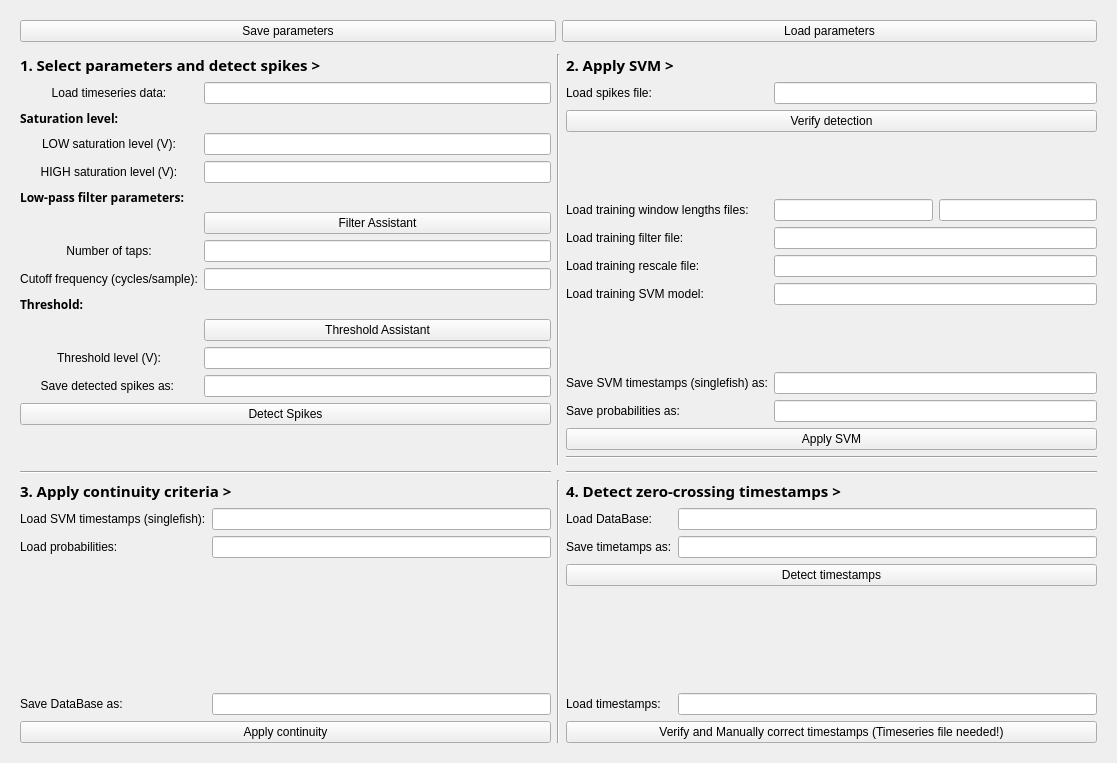
Above: gui/discriminate_interface.ui from neurobiofisica/gymnotools before the change. Below: the same form after it.
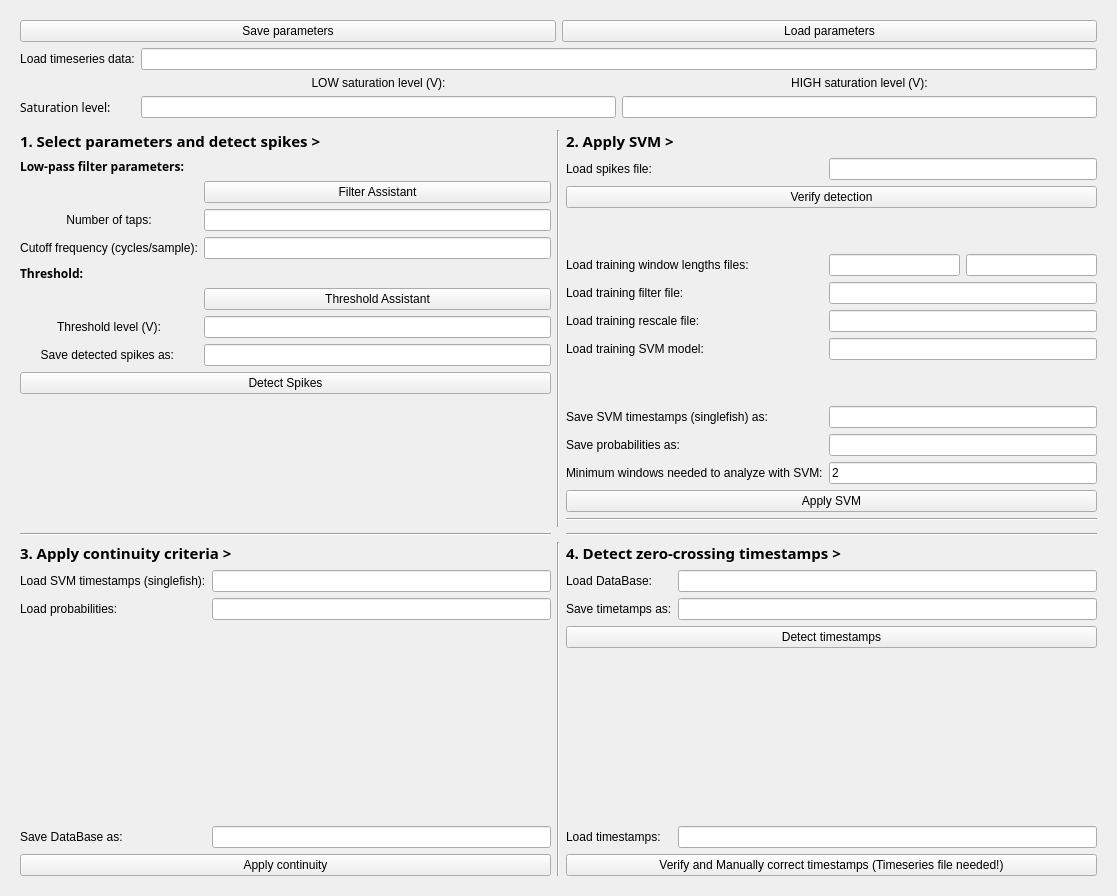
That is the form after the change. Icons and pictures are not drawn. Custom widgets are drawn as their Qt base class.

Commit message: Interface de discriminação terminada

```diff
--- a/gui/discriminate_interface.ui
+++ b/gui/discriminate_interface.ui
@@ -10,7 +10,7 @@
     <x>0</x>
     <y>0</y>
     <width>1117</width>
-    <height>763</height>
+    <height>896</height>
    </rect>
   </property>
   <property name="sizePolicy">
@@ -40,84 +40,18 @@
         <x>0</x>
         <y>0</y>
         <width>1099</width>
-        <height>745</height>
+        <height>878</height>
        </rect>
       </property>
       <layout class="QGridLayout" name="gridLayout_2">
-       <item row="6" column="0">
-        <layout class="QVBoxLayout" name="step3Layout" stretch="0,0">
-         <item>
-          <widget class="ClickQLabel" name="step3TitleLabel">
-           <property name="font">
-            <font>
-             <family>Sans Serif</family>
-             <pointsize>11</pointsize>
-             <weight>75</weight>
-             <bold>true</bold>
-            </font>
-           </property>
-           <property name="text">
-            <string>3. Apply continuity criteria &gt;</string>
-           </property>
-          </widget>
-         </item>
-         <item>
-          <layout class="QGridLayout" name="step3ParametersLayout">
-           <item row="1" column="1">
-            <widget class="ClickQLineEdit" name="loadProbLineEdit"/>
-           </item>
-           <item row="3" column="0">
-            <widget class="QLabel" name="saveDBLabel">
-             <property name="text">
-              <string>Save DataBase as:</string>
-             </property>
-            </widget>
-           </item>
-           <item row="3" column="1">
-            <widget class="ClickQLineEdit" name="saveDBLineEdit"/>
-           </item>
-           <item row="1" column="0">
-            <widget class="QLabel" name="loadProbLabel">
-             <property name="text">
-              <string>Load probabilities:</string>
-             </property>
-            </widget>
-           </item>
-           <item row="2" column="0" colspan="2">
-            <spacer name="verticalSpacer_3">
-             <property name="orientation">
-              <enum>Qt::Vertical</enum>
-             </property>
-             <property name="sizeHint" stdset="0">
-              <size>
-               <width>20</width>
-               <height>40</height>
-              </size>
-             </property>
-            </spacer>
-           </item>
-           <item row="0" column="0">
-            <widget class="QLabel" name="loadSinglefishLabel">
-             <property name="text">
-              <string>Load SVM timestamps (singlefish):</string>
-             </property>
-            </widget>
-           </item>
-           <item row="0" column="1">
-            <widget class="ClickQLineEdit" name="loadSinglefishLineEdit"/>
-           </item>
-           <item row="4" column="0" colspan="2">
-            <widget class="QPushButton" name="applyContinuityBut">
-             <property name="text">
-              <string>Apply continuity</string>
-             </property>
-            </widget>
-           </item>
-          </layout>
-         </item>
-        </layout>
+       <item row="3" column="1" rowspan="3">
+        <widget class="Line" name="line_2">
+         <property name="orientation">
+          <enum>Qt::Vertical</enum>
+         </property>
+        </widget>
        </item>
-       <item row="2" column="2">
+       <item row="3" column="2">
         <layout class="QVBoxLayout" name="step2Layout" stretch="0,0">
          <item>
           <widget class="ClickQLabel" name="step2TitleLabel">
@@ -171,6 +105,19 @@
              </property>
             </widget>
            </item>
+           <item row="7" column="0" colspan="3">
+            <spacer name="verticalSpacer">
+             <property name="orientation">
+              <enum>Qt::Vertical</enum>
+             </property>
+             <property name="sizeHint" stdset="0">
+              <size>
+               <width>20</width>
+               <height>40</height>
+              </size>
+             </property>
+            </spacer>
+           </item>
            <item row="5" column="0">
             <widget class="QLabel" name="loadRescaleLabel">
              <property name="text">
@@ -217,8 +164,8 @@
            <item row="9" column="1" colspan="2">
             <widget class="ClickQLineEdit" name="saveProbLineEdit"/>
            </item>
-           <item row="7" column="0" colspan="3">
-            <spacer name="verticalSpacer">
+           <item row="2" column="0" colspan="3">
+            <spacer name="verticalSpacer_2">
              <property name="orientation">
               <enum>Qt::Vertical</enum>
              </property>
@@ -230,7 +177,7 @@
              </property>
             </spacer>
            </item>
-           <item row="10" column="0" colspan="3">
+           <item row="11" column="0" colspan="3">
             <widget class="QPushButton" name="applySVMBut">
              <property name="text">
               <string>Apply SVM</string>
@@ -240,45 +187,25 @@
            <item row="0" column="1" colspan="2">
             <widget class="ClickQLineEdit" name="loadSpikesLineEdit"/>
            </item>
-           <item row="2" column="0" colspan="3">
-            <spacer name="verticalSpacer_2">
-             <property name="orientation">
-              <enum>Qt::Vertical</enum>
+           <item row="10" column="0">
+            <widget class="QLabel" name="minWinLabel">
+             <property name="text">
+              <string>Minimum windows needed to analyze with SVM:</string>
              </property>
-             <property name="sizeHint" stdset="0">
-              <size>
-               <width>20</width>
-               <height>40</height>
-              </size>
+            </widget>
+           </item>
+           <item row="10" column="1" colspan="2">
+            <widget class="QLineEdit" name="minWinLineEdit">
+             <property name="text">
+              <string>2</string>
              </property>
-            </spacer>
+            </widget>
            </item>
           </layout>
          </item>
         </layout>
        </item>
-       <item row="5" column="2">
-        <widget class="Line" name="line_5">
-         <property name="orientation">
-          <enum>Qt::Horizontal</enum>
-         </property>
-        </widget>
-       </item>
-       <item row="5" column="0">
-        <widget class="Line" name="line">
-         <property name="orientation">
-          <enum>Qt::Horizontal</enum>
-         </property>
-        </widget>
-       </item>
-       <item row="6" column="1">
-        <widget class="Line" name="line_4">
-         <property name="orientation">
-          <enum>Qt::Vertical</enum>
-         </property>
-        </widget>
-       </item>
-       <item row="2" column="0" rowspan="3">
+       <item row="3" column="0" rowspan="3">
         <layout class="QVBoxLayout" name="step1Layout" stretch="0,0">
          <item>
           <widget class="ClickQLabel" name="step1TitleLabel">
@@ -297,7 +224,17 @@
          </item>
          <item>
           <layout class="QGridLayout" name="step1ParametersLayout">
-           <item row="6" column="0">
+           <item row="3" column="0">
+            <widget class="QLabel" name="cutoffLabel">
+             <property name="text">
+              <string>Cutoff frequency (cycles/sample):</string>
+             </property>
+             <property name="alignment">
+              <set>Qt::AlignCenter</set>
+             </property>
+            </widget>
+           </item>
+           <item row="2" column="0">
             <widget class="QLabel" name="tapsLabel">
              <property name="text">
               <string>Number of taps:</string>
@@ -307,7 +244,7 @@
              </property>
             </widget>
            </item>
-           <item row="10" column="0">
+           <item row="6" column="0">
             <widget class="QLabel" name="thresholdLevelLabel">
              <property name="text">
               <string>Threshold level (V):</string>
@@ -317,68 +254,14 @@
              </property>
             </widget>
            </item>
-           <item row="9" column="1">
+           <item row="5" column="1">
             <widget class="QPushButton" name="thresholdAssistBut">
              <property name="text">
               <string>Threshold Assistant</string>
              </property>
             </widget>
            </item>
-           <item row="7" column="0">
-            <widget class="QLabel" name="cutoffLabel">
-             <property name="text">
-              <string>Cutoff frequency (cycles/sample):</string>
-             </property>
-             <property name="alignment">
-              <set>Qt::AlignCenter</set>
-             </property>
-            </widget>
-           </item>
-           <item row="3" column="0">
-            <widget class="QLabel" name="highSaturationLabel">
-             <property name="text">
-              <string>HIGH saturation level (V):</string>
-             </property>
-             <property name="alignment">
-              <set>Qt::AlignCenter</set>
-             </property>
-            </widget>
-           </item>
-           <item row="2" column="0">
-            <widget class="QLabel" name="lowSaturationLabel">
-             <property name="text">
-              <string>LOW saturation level (V):</string>
-             </property>
-             <property name="alignment">
-              <set>Qt::AlignCenter</set>
-             </property>
-            </widget>
-           </item>
-           <item row="0" column="0">
-            <widget class="QLabel" name="loadTimeseriesLabel">
-             <property name="text">
-              <string>Load timeseries data:</string>
-             </property>
-             <property name="alignment">
-              <set>Qt::AlignCenter</set>
-             </property>
-            </widget>
-           </item>
-           <item row="1" column="0">
-            <widget class="QLabel" name="saturationLabel">
-             <property name="font">
-              <font>
-               <family>Sans Serif</family>
-               <weight>75</weight>
-               <bold>true</bold>
-              </font>
-             </property>
-             <property name="text">
-              <string>Saturation level:</string>
-             </property>
-            </widget>
-           </item>
-           <item row="7" column="1">
+           <item row="3" column="1">
             <widget class="QLineEdit" name="cutoffLineEdit">
              <property name="text">
               <string/>
@@ -386,25 +269,16 @@
             </widget>
            </item>
            <item row="2" column="1">
-            <widget class="QLineEdit" name="lowSaturationLineEdit"/>
-           </item>
-           <item row="6" column="1">
             <widget class="QLineEdit" name="tapsLineEdit">
              <property name="text">
               <string/>
              </property>
             </widget>
            </item>
-           <item row="0" column="1">
-            <widget class="ClickQLineEdit" name="loadTimeseriesLineEdit"/>
-           </item>
-           <item row="10" column="1">
+           <item row="6" column="1">
             <widget class="QLineEdit" name="thresholdLevelLineEdit"/>
            </item>
-           <item row="3" column="1">
-            <widget class="QLineEdit" name="highSaturationLineEdit"/>
-           </item>
-           <item row="8" column="0">
+           <item row="4" column="0">
             <widget class="QLabel" name="thresholdLabel">
              <property name="font">
               <font>
@@ -418,7 +292,7 @@
              </property>
             </widget>
            </item>
-           <item row="4" column="0">
+           <item row="0" column="0">
             <widget class="QLabel" name="filterLabel">
              <property name="font">
               <font>
@@ -432,14 +306,14 @@
              </property>
             </widget>
            </item>
-           <item row="5" column="1">
+           <item row="1" column="1">
             <widget class="QPushButton" name="filterAssistBut">
              <property name="text">
               <string>Filter Assistant</string>
              </property>
             </widget>
            </item>
-           <item row="11" column="0">
+           <item row="7" column="0">
             <widget class="QLabel" name="saveSpikesLabel">
              <property name="text">
               <string>Save detected spikes as: </string>
@@ -449,17 +323,17 @@
              </property>
             </widget>
            </item>
-           <item row="11" column="1">
+           <item row="7" column="1">
             <widget class="ClickQLineEdit" name="saveSpikesLineEdit"/>
            </item>
-           <item row="12" column="0" colspan="2">
+           <item row="8" column="0" colspan="2">
             <widget class="QPushButton" name="detectSpikesBut">
              <property name="text">
               <string>Detect Spikes</string>
              </property>
             </widget>
            </item>
-           <item row="13" column="0" colspan="2">
+           <item row="9" column="0" colspan="2">
             <spacer name="verticalSpacer_5">
              <property name="orientation">
               <enum>Qt::Vertical</enum>
@@ -476,14 +350,122 @@
          </item>
         </layout>
        </item>
-       <item row="1" column="0">
+       <item row="7" column="0">
+        <layout class="QVBoxLayout" name="step3Layout" stretch="0,0">
+         <item>
+          <widget class="ClickQLabel" name="step3TitleLabel">
+           <property name="font">
+            <font>
+             <family>Sans Serif</family>
+             <pointsize>11</pointsize>
+             <weight>75</weight>
+             <bold>true</bold>
+            </font>
+           </property>
+           <property name="text">
+            <string>3. Apply continuity criteria &gt;</string>
+           </property>
+          </widget>
+         </item>
+         <item>
+          <layout class="QGridLayout" name="step3ParametersLayout">
+           <item row="1" column="1">
+            <widget class="ClickQLineEdit" name="loadProbLineEdit"/>
+           </item>
+           <item row="3" column="0">
+            <widget class="QLabel" name="saveDBLabel">
+             <property name="text">
+              <string>Save DataBase as:</string>
+             </property>
+            </widget>
+           </item>
+           <item row="3" column="1">
+            <widget class="ClickQLineEdit" name="saveDBLineEdit"/>
+           </item>
+           <item row="1" column="0">
+            <widget class="QLabel" name="loadProbLabel">
+             <property name="text">
+              <string>Load probabilities:</string>
+             </property>
+            </widget>
+           </item>
+           <item row="2" column="0" colspan="2">
+            <spacer name="verticalSpacer_3">
+             <property name="orientation">
+              <enum>Qt::Vertical</enum>
+             </property>
+             <property name="sizeHint" stdset="0">
+              <size>
+               <width>20</width>
+               <height>40</height>
+              </size>
+             </property>
+            </spacer>
+           </item>
+           <item row="0" column="0">
+            <widget class="QLabel" name="loadSinglefishLabel">
+             <property name="text">
+              <string>Load SVM timestamps (singlefish):</string>
+             </property>
+            </widget>
+           </item>
+           <item row="0" column="1">
+            <widget class="ClickQLineEdit" name="loadSinglefishLineEdit"/>
+           </item>
+           <item row="4" column="0" colspan="2">
+            <widget class="QPushButton" name="applyContinuityBut">
+             <property name="text">
+              <string>Apply continuity</string>
+             </property>
+            </widget>
+           </item>
+          </layout>
+         </item>
+        </layout>
+       </item>
+       <item row="2" column="0">
         <widget class="Line" name="line_3">
          <property name="orientation">
           <enum>Qt::Vertical</enum>
          </property>
         </widget>
        </item>
+       <item row="4" column="2">
+        <widget class="Line" name="line_6">
+         <property name="orientation">
+          <enum>Qt::Horizontal</enum>
+         </property>
+        </widget>
+       </item>
+       <item row="5" column="2">
+        <widget class="KPixmapRegionSelectorWidget" name="logoPixMap">
+         <property name="pixmap">
+          <pixmap>../../../Dropbox/LogoClaro_comLogo_w580.png</pixmap>
+         </property>
+        </widget>
+       </item>
+       <item row="6" column="0">
+        <widget class="Line" name="line">
+         <property name="orientation">
+          <enum>Qt::Horizontal</enum>
+         </property>
+        </widget>
+       </item>
        <item row="6" column="2">
+        <widget class="Line" name="line_5">
+         <property name="orientation">
+          <enum>Qt::Horizontal</enum>
+         </property>
+        </widget>
+       </item>
+       <item row="7" column="1">
+        <widget class="Line" name="line_4">
+         <property name="orientation">
+          <enum>Qt::Vertical</enum>
+         </property>
+        </widget>
+       </item>
+       <item row="7" column="2">
         <layout class="QVBoxLayout" name="step4Layout">
          <item>
           <widget class="ClickQLabel" name="step4TitleLabel">
@@ -567,26 +549,62 @@
          </item>
         </layout>
        </item>
-       <item row="3" column="2">
-        <widget class="Line" name="line_6">
-         <property name="orientation">
-          <enum>Qt::Horizontal</enum>
-         </property>
-        </widget>
-       </item>
-       <item row="2" column="1" rowspan="3">
-        <widget class="Line" name="line_2">
-         <property name="orientation">
-          <enum>Qt::Vertical</enum>
-         </property>
-        </widget>
-       </item>
-       <item row="4" column="2">
-        <widget class="KPixmapRegionSelectorWidget" name="logoPixMap">
-         <property name="pixmap">
-          <pixmap>../../../Dropbox/LogoClaro_comLogo_w580.png</pixmap>
-         </property>
-        </widget>
+       <item row="1" column="0" colspan="3">
+        <layout class="QGridLayout" name="gridLayout_6">
+         <item row="1" column="1">
+          <widget class="QLabel" name="lowSaturationLabel">
+           <property name="text">
+            <string>LOW saturation level (V):</string>
+           </property>
+           <property name="alignment">
+            <set>Qt::AlignCenter</set>
+           </property>
+          </widget>
+         </item>
+         <item row="2" column="0">
+          <widget class="QLabel" name="saturationLabel">
+           <property name="font">
+            <font>
+             <family>Sans Serif</family>
+             <weight>50</weight>
+             <bold>false</bold>
+            </font>
+           </property>
+           <property name="text">
+            <string>Saturation level:</string>
+           </property>
+          </widget>
+         </item>
+         <item row="2" column="1">
+          <widget class="QLineEdit" name="lowSaturationLineEdit"/>
+         </item>
+         <item row="1" column="2">
+          <widget class="QLabel" name="highSaturationLabel">
+           <property name="text">
+            <string>HIGH saturation level (V):</string>
+           </property>
+           <property name="alignment">
+            <set>Qt::AlignCenter</set>
+           </property>
+          </widget>
+         </item>
+         <item row="2" column="2">
+          <widget class="QLineEdit" name="highSaturationLineEdit"/>
+         </item>
+         <item row="0" column="0">
+          <widget class="QLabel" name="loadTimeseriesLabel">
+           <property name="text">
+            <string>Load timeseries data:</string>
+           </property>
+           <property name="alignment">
+            <set>Qt::AlignCenter</set>
+           </property>
+          </widget>
+         </item>
+         <item row="0" column="1" colspan="2">
+          <widget class="ClickQLineEdit" name="loadTimeseriesLineEdit"/>
+         </item>
+        </layout>
        </item>
        <item row="0" column="0" colspan="3">
         <layout class="QHBoxLayout" name="saveLoadParametersLayout">
```
Left out of the diff: 21 changed lines with no effect on the pictures. The commit also changes 8 other files.
